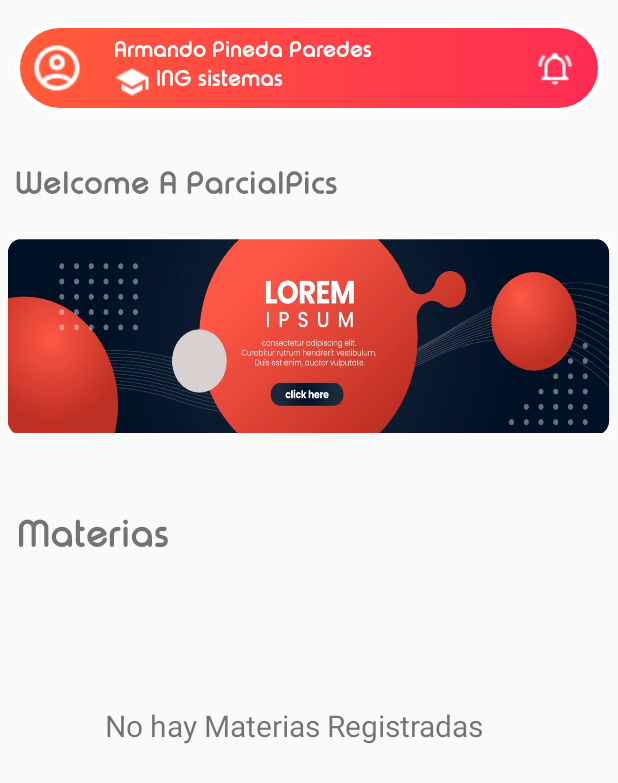
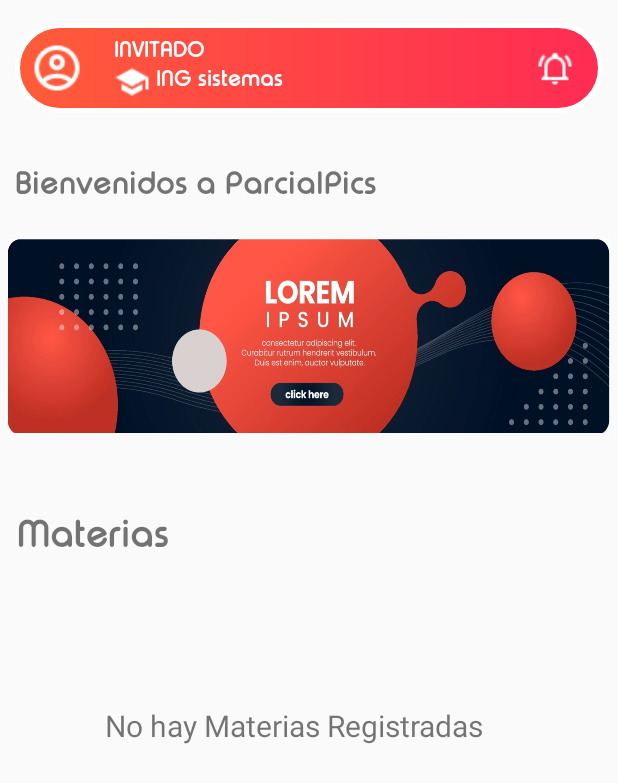
Before and after one commit to armando260135/ParicalPics, an Android app: the screen it shows after launch (Home), after a tap on "INVITADO", on a phone screen of 412 x 824 dp. Shown: the top 783 px of the screen. Run offline under Robolectric (Android 15) with nearby library versions, the phone set to English and light mode, and no system bars; our stand-ins replace Firebase (no records; nobody signed in at launch, a user with empty details on screens opened directly).

Commit message:
Implementacion
*) Se  vuelve dinamico el nombre la parte del nombre del home
*) Se cambia el "WELCOME A PARCIALPICS" por otra cosa no se, en español.
*) Se le da  funcionalidad a las tarjetas de materias que al darle click todas lleven a la clase versemestres.

```diff
--- a/InventarioParciales/app/src/main/java/com/example/inventarioparciales/AdapterListSemestre.java
+++ b/InventarioParciales/app/src/main/java/com/example/inventarioparciales/AdapterListSemestre.java
@@ -36,7 +36,6 @@ public class AdapterListSemestre extends RecyclerView.Adapter<AdapterListSemestr
     @Override
     public void onBindViewHolder(@NonNull AdapterListSemestre.ViewHolderSemestre holder, int position) {
         rutasemestre = "";
-        holder.binData(semestresdata.get(position));
         ListElementSemestre listElementSemestre = semestresdata.get(position);
         String semestre = listElementSemestre.getSemestre();
         holder.itemView.setOnClickListener(view -> {
--- a/InventarioParciales/app/src/main/java/com/example/inventarioparciales/Home.java
+++ b/InventarioParciales/app/src/main/java/com/example/inventarioparciales/Home.java
@@ -8,6 +8,7 @@ import androidx.recyclerview.widget.RecyclerView;
 import androidx.viewpager2.widget.ViewPager2;
 
 import android.app.ProgressDialog;
+import android.content.Context;
 import android.content.Intent;
 import android.graphics.drawable.Drawable;
 import android.os.Bundle;
@@ -35,9 +36,9 @@ public class Home extends AppCompatActivity {
     Drawable list[];
     ImageView imgNotify,subirimg;
     GridLayout gridMaterias;
-    TextView txtsinmaterias;
+    TextView txtsinmaterias,tvusername;
     private ProgressDialog progressDialog;
-
+    String nombreUsuario="";
     @Override
     protected void onCreate(Bundle savedInstanceState) {
         super.onCreate(savedInstanceState);
@@ -53,13 +54,11 @@ public class Home extends AppCompatActivity {
         subirimg = findViewById(R.id.subirImg);
         gridMaterias = findViewById(R.id.gridMaterias);
         txtsinmaterias = findViewById(R.id.txtsinmaterias);
-
-
+        tvusername = findViewById(R.id.tvHomeUsername);
         list = new Drawable[3];
         list[0] = getResources().getDrawable(R.drawable.bannerperfecto);
         list[1] = getResources().getDrawable(R.drawable.bannerperfecto2);
         list[2] = getResources().getDrawable(R.drawable.bannerperfecto3);
-
         adapter = new SliderAdapter(list);
         pager2.setAdapter(adapter);
         pager2.registerOnPageChangeCallback(new ViewPager2.OnPageChangeCallback() {
@@ -76,7 +75,8 @@ public class Home extends AppCompatActivity {
                 startActivity(iSubirImg);
             }
         });
-
+        nombreUsuario = getIntent().getStringExtra("nombre").toUpperCase();
+        tvusername.setText(nombreUsuario);
         llenarMaterias();
     }
 
@@ -103,7 +103,7 @@ public class Home extends AppCompatActivity {
                             int icon = Integer.parseInt(sn.child("foto").getValue().toString());
                             String codigo = sn.child("codigo").getValue().toString();
                             listHome.add(new MateriasHome(nombre, icon, codigo));
-                            AdapterHome adapterHome = new AdapterHome(listHome);
+                            AdapterHome adapterHome = new AdapterHome(listHome, Home.this);
                             recyclerView.setAdapter(adapterHome);
                             progressDialog.dismiss();
                         }
--- a/InventarioParciales/app/src/main/java/com/example/inventarioparciales/Inicio3.java
+++ b/InventarioParciales/app/src/main/java/com/example/inventarioparciales/Inicio3.java
@@ -42,6 +42,7 @@ TextView tvLogin;
             @Override
             public void onClick(View view) {
                 Intent i = new Intent(Inicio3.this, Home.class);
+                i.putExtra("nombre", "invitado");
                 startActivity(i);
             }
         });
--- a/InventarioParciales/app/src/main/java/com/example/inventarioparciales/VerSemestres.java
+++ b/InventarioParciales/app/src/main/java/com/example/inventarioparciales/VerSemestres.java
@@ -12,12 +12,14 @@ import java.util.List;
 public class VerSemestres extends AppCompatActivity {
     public  static String rutasemestre="";
     private List<ListElementSemestre> elementSemestres;
+    private String materia;
 
 
     @Override
     protected void onCreate(Bundle savedInstanceState) {
         super.onCreate(savedInstanceState);
         setContentView(R.layout.activity_ver_semestres);
+        materia = getIntent().getStringExtra("Materia");
         init();
     }
 
--- a/InventarioParciales/app/src/main/res/layout/activity_home.xml
+++ b/InventarioParciales/app/src/main/res/layout/activity_home.xml
@@ -34,6 +34,7 @@
             android:layout_gravity="center">
 
             <TextView
+                android:id="@+id/tvHomeUsername"
                 android:layout_width="wrap_content"
                 android:layout_height="wrap_content"
                 android:text="Armando Pineda Paredes"
@@ -66,10 +67,10 @@
         android:layout_height="wrap_content"
         android:layout_below="@+id/minPerfil"
         android:layout_marginStart="10dp"
+        android:layout_marginTop="10dp"
         android:layout_marginBottom="12dp"
-        android:layout_marginTop="10dp"
         android:fontFamily="@font/typo_round_bold_demo"
-        android:text="Welcome A ParcialPics"
+        android:text="@string/welcome"
         android:textSize="20dp"
         android:textStyle="bold" />
 
@@ -100,12 +101,12 @@
         android:layout_height="wrap_content"
         android:layout_below="@+id/containerPuntos"
         android:layout_marginStart="11dp"
+        android:layout_marginTop="39dp"
         android:layout_marginBottom="8dp"
         android:fontFamily="@font/typo_round_bold_demo"
-        android:text="Materias"
+        android:text="@string/materias"
         android:textSize="24dp"
-        android:textStyle="bold"
-        android:layout_marginTop="39dp"/>
+        android:textStyle="bold" />
 
 
 
--- a/InventarioParciales/app/src/main/res/values/strings.xml
+++ b/InventarioParciales/app/src/main/res/values/strings.xml
@@ -1,4 +1,6 @@
 <resources>
     <string name="app_name">AG</string>
     <string name="login"><u>LOG IN</u></string>
+    <string name="welcome">Bienvenidos a ParcialPics</string>
+    <string name="materias">Materias</string>
 </resources>
```
Also changed, not shown: InventarioParciales/app/src/main/java/com/example/inventarioparciales/AdapterHome.java (+14 -3 lines), InventarioParciales/app/src/main/java/com/example/inventarioparciales/Login.java (+29 -7 lines).
